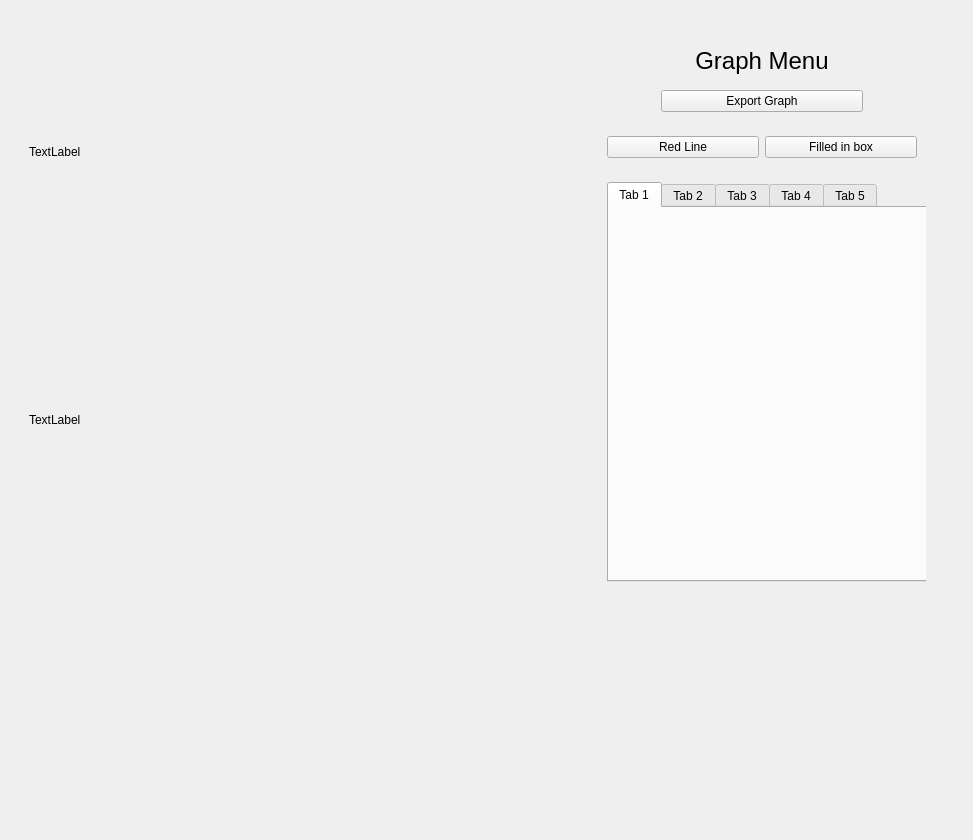
Before: the Qt Designer form src/data/resources/GUI_files/visualizationTabWidget.ui in Luis-Rosario-Alers/CarbonCalculator, drawn with Qt 5.
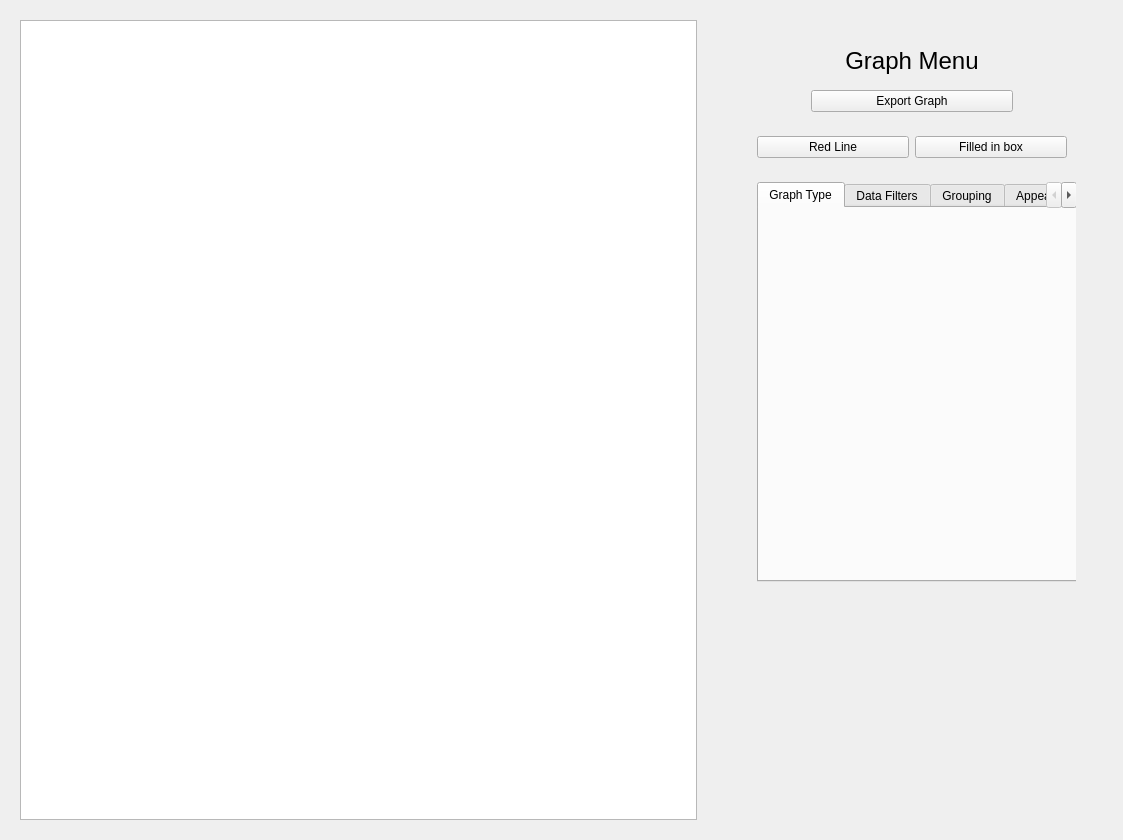
After: the same form once the commit is applied. Custom widgets are drawn as their Qt base class.

Commit message: :construction: add starting components for data visualization capabilities

```diff
--- a/src/data/resources/GUI_files/visualizationTabWidget.ui
+++ b/src/data/resources/GUI_files/visualizationTabWidget.ui
@@ -6,7 +6,7 @@
    <rect>
     <x>0</x>
     <y>0</y>
-    <width>973</width>
+    <width>1123</width>
     <height>836</height>
    </rect>
   </property>
@@ -14,52 +14,13 @@
    <string>Visualization</string>
   </property>
   <layout class="QHBoxLayout" name="horizontalLayout">
-   <item>
-    <widget class="QWidget" name="leftBar" native="true">
-     <property name="maximumSize">
-      <size>
-       <width>300</width>
-       <height>16777215</height>
-      </size>
-     </property>
-     <layout class="QVBoxLayout" name="verticalLayout_2">
-      <item>
-       <widget class="QWidget" name="widget_6" native="true">
-        <layout class="QHBoxLayout" name="horizontalLayout_4">
-         <item>
-          <widget class="QLabel" name="label">
-           <property name="text">
-            <string>TextLabel</string>
-           </property>
-          </widget>
-         </item>
-        </layout>
-       </widget>
-      </item>
-      <item>
-       <widget class="QWidget" name="widget_7" native="true">
-        <layout class="QHBoxLayout" name="horizontalLayout_5">
-         <item>
-          <widget class="QLabel" name="label_2">
-           <property name="text">
-            <string>TextLabel</string>
-           </property>
-          </widget>
-         </item>
-        </layout>
-       </widget>
-      </item>
-      <item alignment="Qt::AlignmentFlag::AlignLeft|Qt::AlignmentFlag::AlignBottom">
-       <widget class="QWidget" name="moreButtonsContainerWidget" native="true">
-        <layout class="QVBoxLayout" name="verticalLayout_4"/>
-       </widget>
-      </item>
-     </layout>
-    </widget>
-   </item>
    <item>
     <widget class="QWidget" name="mainBody" native="true">
-     <layout class="QHBoxLayout" name="horizontalLayout_3"/>
+     <layout class="QHBoxLayout" name="horizontalLayout_3">
+      <item>
+       <widget class="PlotWidget" name="chartPlotWidget"/>
+      </item>
+     </layout>
     </widget>
    </item>
    <item>
@@ -199,27 +160,27 @@
                     </property>
                     <widget class="QWidget" name="tab">
                      <attribute name="title">
-                      <string>Tab 1</string>
+                      <string>Graph Type</string>
                      </attribute>
                     </widget>
                     <widget class="QWidget" name="tab_2">
                      <attribute name="title">
-                      <string>Tab 2</string>
+                      <string>Data Filters</string>
                      </attribute>
                     </widget>
                     <widget class="QWidget" name="tab_3">
                      <attribute name="title">
-                      <string>Tab 3</string>
+                      <string>Grouping</string>
                      </attribute>
                     </widget>
                     <widget class="QWidget" name="tab_4">
                      <attribute name="title">
-                      <string>Tab 4</string>
+                      <string>Appearance</string>
                      </attribute>
                     </widget>
                     <widget class="QWidget" name="tab_5">
                      <attribute name="title">
-                      <string>Tab 5</string>
+                      <string>Export</string>
                      </attribute>
                     </widget>
                    </widget>
@@ -257,6 +218,13 @@
    </item>
   </layout>
  </widget>
+ <customwidgets>
+  <customwidget>
+   <class>PlotWidget</class>
+   <extends>QGraphicsView</extends>
+   <header>pyqtgraph</header>
+  </customwidget>
+ </customwidgets>
  <resources/>
  <connections/>
 </ui>
```
Left out of the diff: 10 changed lines with no effect on the pictures. The commit also changes 7 other files.
